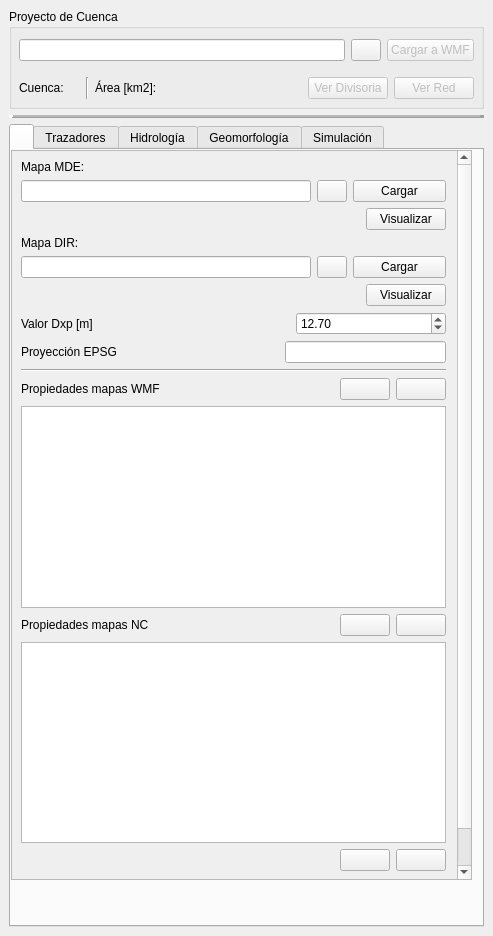
Above: qgisplugin/HydroSEDPlugin_dockwidget_base.ui from nicolas998/WMF before the change. Below: the same form after it.
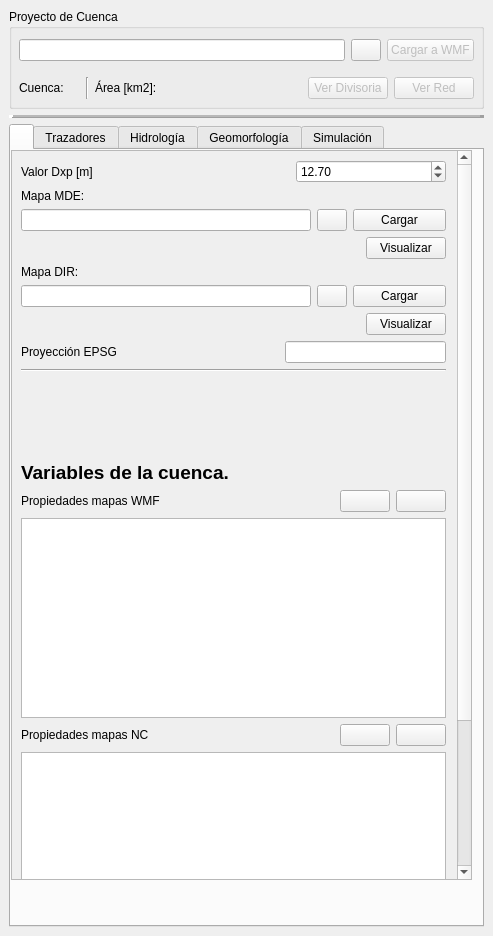
That is the form after the change. Icons and pictures are not drawn. Custom widgets are drawn as their Qt base class.

Commit message: habilitado y funcionando el boton que carga mapas desde la tabla de NC

```diff
--- a/qgisplugin/HydroSEDPlugin_dockwidget_base.ui
+++ b/qgisplugin/HydroSEDPlugin_dockwidget_base.ui
@@ -308,7 +308,7 @@
              <x>0</x>
              <y>0</y>
              <width>443</width>
-             <height>768</height>
+             <height>918</height>
             </rect>
            </property>
            <property name="minimumSize">
@@ -329,7 +329,7 @@
               <property name="minimumSize">
                <size>
                 <width>300</width>
-                <height>750</height>
+                <height>900</height>
                </size>
               </property>
               <property name="maximumSize">
@@ -344,13 +344,56 @@
                  <x>0</x>
                  <y>0</y>
                  <width>425</width>
-                 <height>711</height>
+                 <height>820</height>
                 </rect>
                </property>
                <layout class="QVBoxLayout" name="verticalLayoutConfiguracionGeneral">
                 <property name="sizeConstraint">
                  <enum>QLayout::SetMinimumSize</enum>
                 </property>
+                <item>
+                 <layout class="QHBoxLayout" name="horizontalLayout_3">
+                  <item>
+                   <widget class="QLabel" name="label_set_dxp">
+                    <property name="toolTip">
+                     <string>Valor en metros del tamano de una celda en el mapa
+ (establecer antes de cargar MDE).</string>
+                    </property>
+                    <property name="whatsThis">
+                     <string>Valor en metros del tamano de una celda en el mapa.</string>
+                    </property>
+                    <property name="layoutDirection">
+                     <enum>Qt::LeftToRight</enum>
+                    </property>
+                    <property name="text">
+                     <string>Valor Dxp [m]</string>
+                    </property>
+                   </widget>
+                  </item>
+                  <item>
+                   <widget class="QDoubleSpinBox" name="spinBox_dxPlano">
+                    <property name="minimumSize">
+                     <size>
+                      <width>100</width>
+                      <height>0</height>
+                     </size>
+                    </property>
+                    <property name="maximumSize">
+                     <size>
+                      <width>150</width>
+                      <height>16777215</height>
+                     </size>
+                    </property>
+                    <property name="maximum">
+                     <double>10000.000000000000000</double>
+                    </property>
+                    <property name="value">
+                     <double>12.699999999999999</double>
+                    </property>
+                   </widget>
+                  </item>
+                 </layout>
+                </item>
                 <item>
                  <widget class="QLabel" name="labelDEM">
                   <property name="toolTip">
@@ -564,48 +607,6 @@
                 <item>
                  <layout class="QHBoxLayout" name="horizontalLayout_5"/>
                 </item>
-                <item>
-                 <layout class="QHBoxLayout" name="horizontalLayout_3">
-                  <item>
-                   <widget class="QLabel" name="label_set_dxp">
-                    <property name="toolTip">
-                     <string>Valor en metros del tamano de una celda en el mapa.</string>
-                    </property>
-                    <property name="whatsThis">
-                     <string>Valor en metros del tamano de una celda en el mapa.</string>
-                    </property>
-                    <property name="layoutDirection">
-                     <enum>Qt::LeftToRight</enum>
-                    </property>
-                    <property name="text">
-                     <string>Valor Dxp [m]</string>
-                    </property>
-                   </widget>
-                  </item>
-                  <item>
-                   <widget class="QDoubleSpinBox" name="spinBox_dxPlano">
-                    <property name="minimumSize">
-                     <size>
-                      <width>100</width>
-                      <height>0</height>
-                     </size>
-                    </property>
-                    <property name="maximumSize">
-                     <size>
-                      <width>150</width>
-                      <height>16777215</height>
-                     </size>
-                    </property>
-                    <property name="maximum">
-                     <double>10000.000000000000000</double>
-                    </property>
-                    <property name="value">
-                     <double>12.699999999999999</double>
-                    </property>
-                   </widget>
-                  </item>
-                 </layout>
-                </item>
                 <item>
                  <layout class="QHBoxLayout" name="horizontalLayout_35">
                   <item>
@@ -659,6 +660,33 @@
                   </property>
                  </widget>
                 </item>
+                <item>
+                 <spacer name="verticalSpacer">
+                  <property name="orientation">
+                   <enum>Qt::Vertical</enum>
+                  </property>
+                  <property name="sizeHint" stdset="0">
+                   <size>
+                    <width>20</width>
+                    <height>80</height>
+                   </size>
+                  </property>
+                 </spacer>
+                </item>
+                <item>
+                 <widget class="QLabel" name="label_30">
+                  <property name="font">
+                   <font>
+                    <pointsize>14</pointsize>
+                    <weight>75</weight>
+                    <bold>true</bold>
+                   </font>
+                  </property>
+                  <property name="text">
+                   <string>Variables de la cuenca. </string>
+                  </property>
+                 </widget>
+                </item>
                 <item>
                  <layout class="QHBoxLayout" name="horizontalLayout_28">
                   <item>
@@ -736,7 +764,17 @@
                  </layout>
                 </item>
                 <item>
-                 <widget class="QTableWidget" name="Tabla_Prop_WMF"/>
+                 <widget class="QTableWidget" name="Tabla_Prop_WMF">
+                  <property name="minimumSize">
+                   <size>
+                    <width>0</width>
+                    <height>200</height>
+                   </size>
+                  </property>
+                  <property name="sortingEnabled">
+                   <bool>true</bool>
+                  </property>
+                 </widget>
                 </item>
                 <item>
                  <layout class="QHBoxLayout" name="horizontalLayout_4">
@@ -815,7 +853,14 @@
                  </layout>
                 </item>
                 <item>
-                 <widget class="QTableWidget" name="Tabla_Prop_NC"/>
+                 <widget class="QTableWidget" name="Tabla_Prop_NC">
+                  <property name="minimumSize">
+                   <size>
+                    <width>0</width>
+                    <height>200</height>
+                   </size>
+                  </property>
+                 </widget>
                 </item>
                 <item>
                  <layout class="QHBoxLayout" name="horizontalLayout_21">
```
The commit also changes 2 other files.
